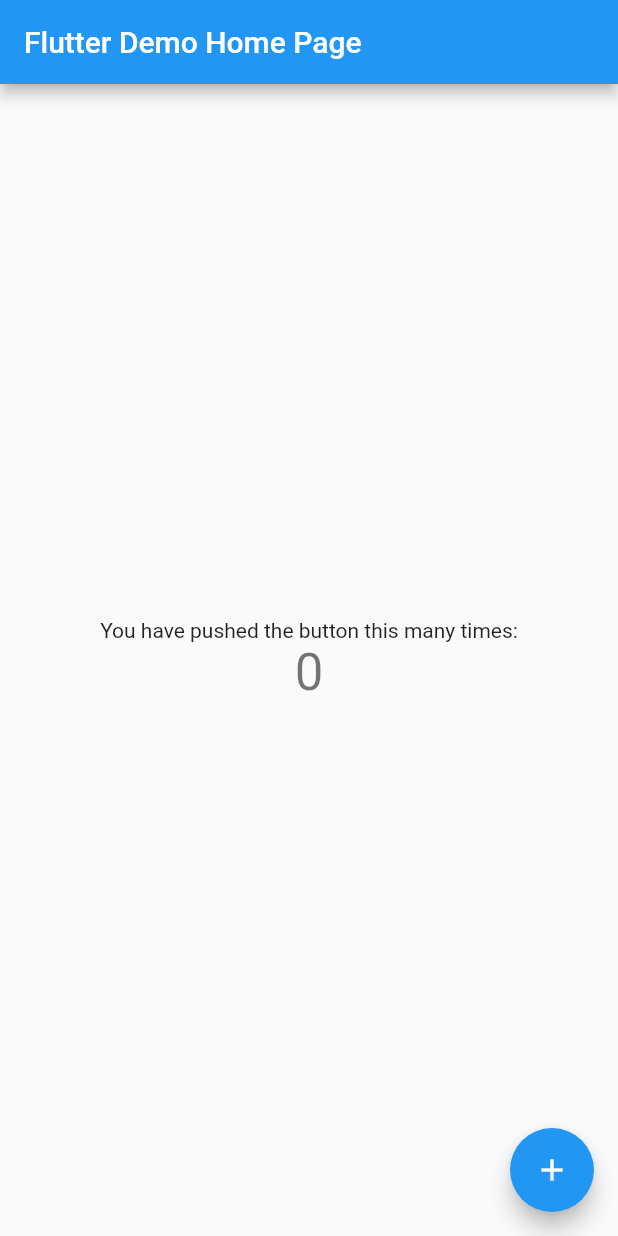
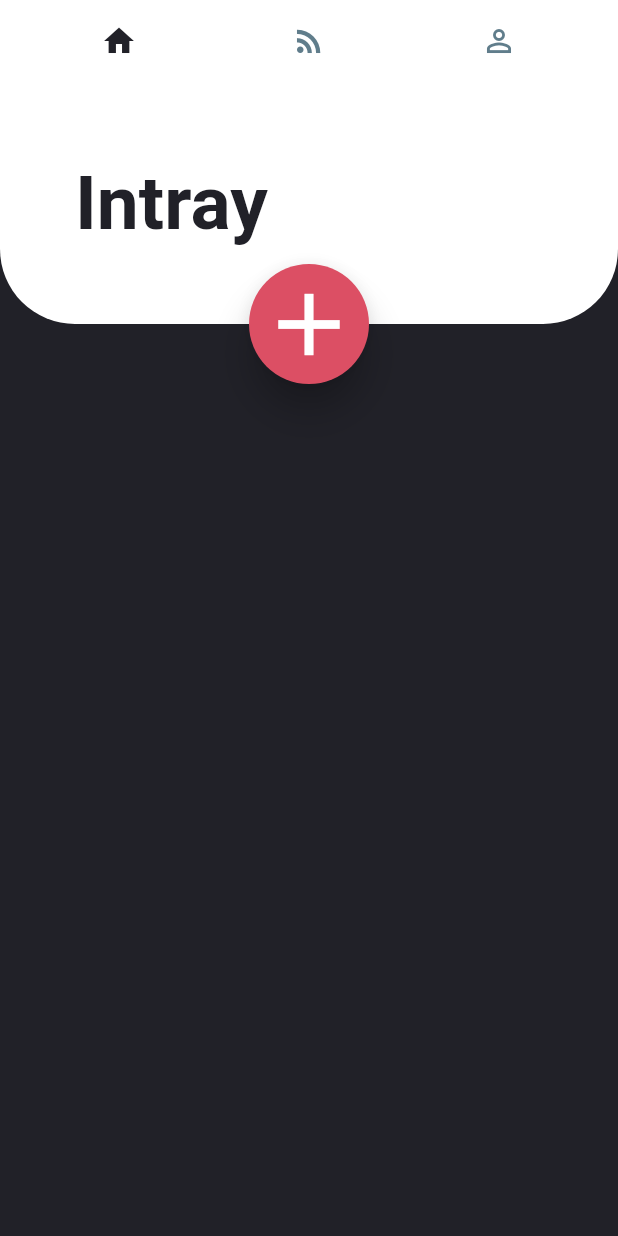
Before and after one commit to gopeshwark/flutter-todoapp, a Flutter app: the screen it shows after launch, on a phone screen of 412 x 824 dp. Run offline on Flutter 3.47's test engine with Material 2 defaults, Android fonts, the phone set to English and light mode, and no system bars; Roboto replaces fonts that are missing (Avenir).

Commit message:
Created topbar, intray top bar and add button

```diff
--- a/App/flutter_todapp/lib/main.dart
+++ b/App/flutter_todapp/lib/main.dart
@@ -1,4 +1,5 @@
 import 'package:flutter/material.dart';
+import 'models/global.dart';
 
 void main() => runApp(MyApp());
 
@@ -7,35 +8,17 @@
   @override
   Widget build(BuildContext context) {
     return MaterialApp(
-      title: 'Flutter Demo',
+      title: 'Todo App',
       theme: ThemeData(
-        // This is the theme of your application.
-        //
-        // Try running your application with "flutter run". You'll see the
-        // application has a blue toolbar. Then, without quitting the app, try
-        // changing the primarySwatch below to Colors.green and then invoke
-        // "hot reload" (press "r" in the console where you ran "flutter run",
-        // or simply save your changes to "hot reload" in a Flutter IDE).
-        // Notice that the counter didn't reset back to zero; the application
-        // is not restarted.
-        primarySwatch: Colors.blue,
+        primarySwatch: Colors.red,
       ),
-      home: MyHomePage(title: 'Flutter Demo Home Page'),
+      home: MyHomePage(title: 'Todo App'),
     );
   }
 }
 
 class MyHomePage extends StatefulWidget {
   MyHomePage({Key key, this.title}) : super(key: key);
-
-  // This widget is the home page of your application. It is stateful, meaning
-  // that it has a State object (defined below) that contains fields that affect
-  // how it looks.
-
-  // This class is the configuration for the state. It holds the values (in this
-  // case the title) provided by the parent (in this case the App widget) and
-  // used by the build method of the State. Fields in a Widget subclass are
-  // always marked "final".
 
   final String title;
 
@@ -44,68 +27,94 @@
 }
 
 class _MyHomePageState extends State<MyHomePage> {
-  int _counter = 0;
-
-  void _incrementCounter() {
-    setState(() {
-      // This call to setState tells the Flutter framework that something has
-      // changed in this State, which causes it to rerun the build method below
-      // so that the display can reflect the updated values. If we changed
-      // _counter without calling setState(), then the build method would not be
-      // called again, and so nothing would appear to happen.
-      _counter++;
-    });
-  }
-
   @override
   Widget build(BuildContext context) {
-    // This method is rerun every time setState is called, for instance as done
-    // by the _incrementCounter method above.
-    //
-    // The Flutter framework has been optimized to make rerunning build methods
-    // fast, so that you can just rebuild anything that needs updating rather
-    // than having to individually change instances of widgets.
-    return Scaffold(
-      appBar: AppBar(
-        // Here we take the value from the MyHomePage object that was created by
-        // the App.build method, and use it to set our appbar title.
-        title: Text(widget.title),
-      ),
-      body: Center(
-        // Center is a layout widget. It takes a single child and positions it
-        // in the middle of the parent.
-        child: Column(
-          // Column is also a layout widget. It takes a list of children and
-          // arranges them vertically. By default, it sizes itself to fit its
-          // children horizontally, and tries to be as tall as its parent.
-          //
-          // Invoke "debug painting" (press "p" in the console, choose the
-          // "Toggle Debug Paint" action from the Flutter Inspector in Android
-          // Studio, or the "Toggle Debug Paint" command in Visual Studio Code)
-          // to see the wireframe for each widget.
-          //
-          // Column has various properties to control how it sizes itself and
-          // how it positions its children. Here we use mainAxisAlignment to
-          // center the children vertically; the main axis here is the vertical
-          // axis because Columns are vertical (the cross axis would be
-          // horizontal).
-          mainAxisAlignment: MainAxisAlignment.center,
-          children: <Widget>[
-            Text(
-              'You have pushed the button this many times:',
+    return MaterialApp(
+      color: Colors.yellow,
+      home: SafeArea(
+        child: DefaultTabController(
+          length: 3,
+          child: new Scaffold(
+            appBar: AppBar(
+              backgroundColor: Colors.white,
+              elevation: 0,
+              title: new TabBar(
+                tabs: [
+                  Tab(
+                    icon: new Icon(Icons.home),
+                  ),
+                  Tab(
+                    icon: new Icon(Icons.rss_feed),
+                  ),
+                  Tab(
+                    icon: new Icon(Icons.perm_identity),
+                  ),
+                ],
+                labelColor: darkGreyColor,
+                unselectedLabelColor: Colors.blueGrey,
+                indicatorSize: TabBarIndicatorSize.label,
+                indicatorPadding: EdgeInsets.all(5.0),
+                indicatorColor: Colors.transparent,
+              ),
             ),
-            Text(
-              '$_counter',
-              style: Theme.of(context).textTheme.display1,
+            body: Stack(
+              children: <Widget>[
+                Container(
+                  child: TabBarView(
+                    children: [
+                      new Container(
+                        color: darkGreyColor,
+                      ),
+                      new Container(
+                        color: Colors.orange,
+                      ),
+                      new Container(
+                        color: Colors.lightGreen,
+                      ),
+                    ],
+                  ),
+                ),
+                Container(
+                  padding: EdgeInsets.only(left: 50),
+                  height: 160,
+                  decoration: BoxDecoration(
+                    borderRadius: BorderRadius.only(
+                        bottomLeft: Radius.circular(50),
+                        bottomRight: Radius.circular(50)),
+                    color: Colors.white,
+                  ),
+                  child: Row(
+                    mainAxisAlignment: MainAxisAlignment.spaceBetween,
+                    children: <Widget>[
+                      Text(
+                        'Intray',
+                        style: intrayTitleStyle,
+                      ),
+                      Container(),
+                    ],
+                  ),
+                ),
+                Container(
+                  height: 80,
+                  width: 80,
+                  margin: EdgeInsets.only(
+                      top: 120,
+                      left: MediaQuery.of(context).size.width * 0.5 - 40),
+                  child: FloatingActionButton(
+                    elevation: 10,
+                    onPressed: () {},
+                    child: Icon(
+                      Icons.add,
+                      size: 70,
+                    ),
+                    backgroundColor: redColor,
+                  ),
+                )
+              ],
             ),
-          ],
+          ),
         ),
       ),
-      floatingActionButton: FloatingActionButton(
-        onPressed: _incrementCounter,
-        tooltip: 'Increment',
-        child: Icon(Icons.add),
-      ), // This trailing comma makes auto-formatting nicer for build methods.
     );
   }
 }
--- /dev/null
+++ b/App/flutter_todapp/lib/models/global.dart
@@ -0,0 +1,10 @@
+import 'package:flutter/material.dart';
+
+Color darkGreyColor = new Color(0xFF212128);
+Color redColor = new Color(0xFFDC4F64);
+
+TextStyle intrayTitleStyle = new TextStyle(
+    fontFamily: 'Avenir',
+    fontWeight: FontWeight.bold,
+    color: darkGreyColor,
+    fontSize: 50);
```
